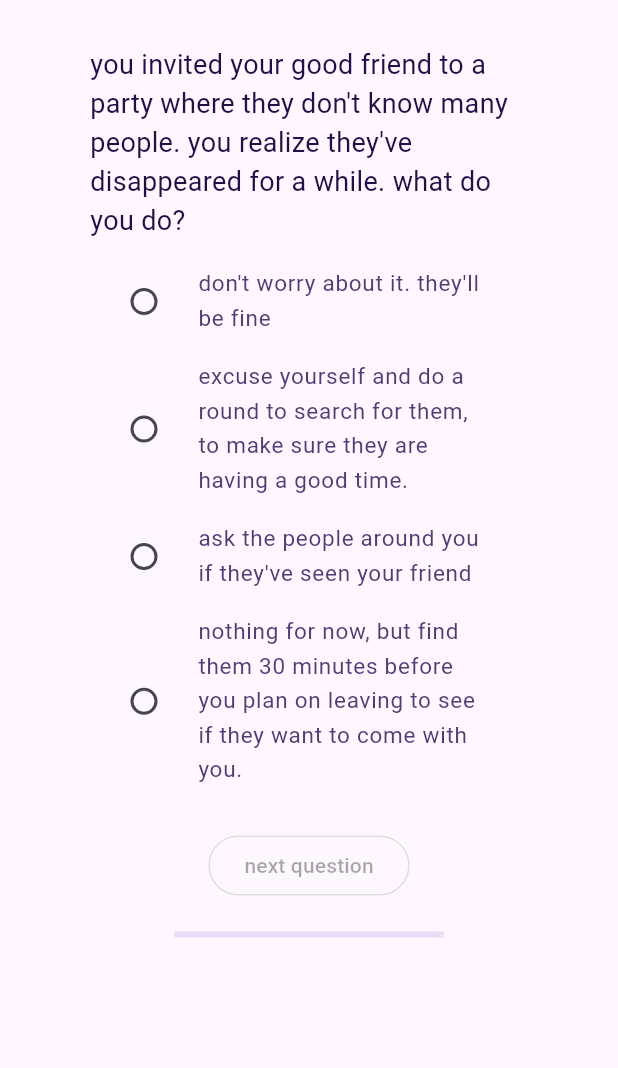
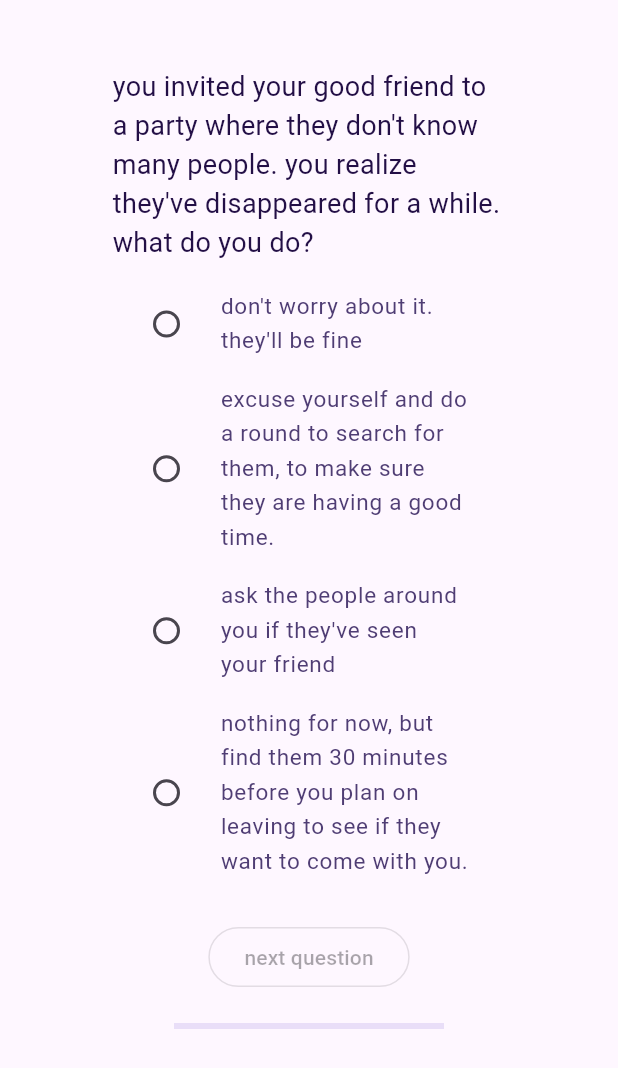
Before and after one commit to lorkor/amdb, a Flutter app: the screen it shows after launch, after a tap on "find out now", on a phone screen of 412 x 824 dp. Shown: the top 1068 px of the screen. Run offline on Flutter 3.47's test engine with Material 3 defaults, Android fonts, the phone set to English and light mode, and no system bars.

Commit message:
add makefile and put page contents into scrollable ListView

```diff
--- a/lib/page_widget.dart
+++ b/lib/page_widget.dart
@@ -92,8 +92,8 @@ class AmdbBasePage extends StatelessWidget {
   @override
   Widget build(BuildContext context) {
     return Scaffold(
-        body: Padding(
-            padding: EdgeInsets.all(10.0),
-            child: Align(alignment: Alignment.topCenter, child: pageContents)));
+        body: ListView(padding: EdgeInsets.all(25.0), children: <Widget>[
+      Align(alignment: Alignment.topCenter, child: pageContents)
+    ]));
   }
 }
```
Also changed, not shown: 1 other file.
